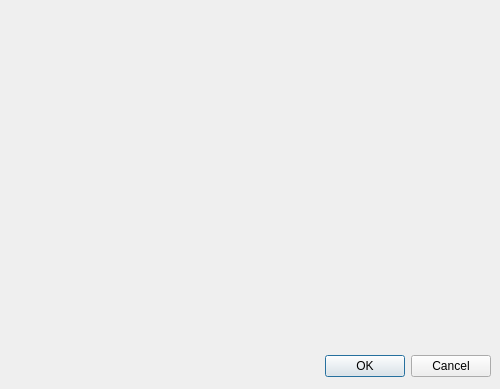
The window that src/settingsdialog.ui (clixx-io/kayeiot) describes before a commit, drawn with Qt 5.
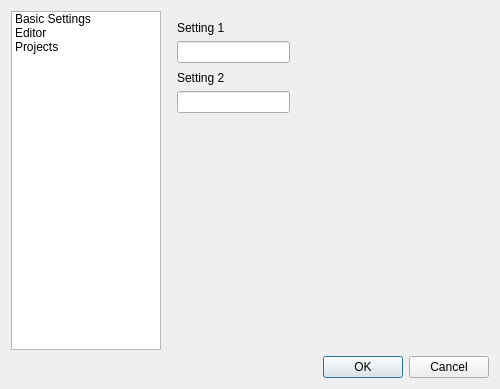
The same window after the commit.

Commit message: Add basic controls

```diff
--- a/src/settingsdialog.ui
+++ b/src/settingsdialog.ui
@@ -13,22 +13,101 @@
   <property name="windowTitle">
    <string>Configuration Settings</string>
   </property>
-  <widget class="QDialogButtonBox" name="buttonBox">
-   <property name="geometry">
-    <rect>
-     <x>150</x>
-     <y>350</y>
-     <width>341</width>
-     <height>32</height>
-    </rect>
-   </property>
-   <property name="orientation">
-    <enum>Qt::Horizontal</enum>
-   </property>
-   <property name="standardButtons">
-    <set>QDialogButtonBox::Cancel|QDialogButtonBox::Ok</set>
-   </property>
-  </widget>
+  <layout class="QGridLayout" name="gridLayout">
+   <item row="0" column="0">
+    <widget class="QListWidget" name="listWidget">
+     <property name="maximumSize">
+      <size>
+       <width>150</width>
+       <height>16777215</height>
+      </size>
+     </property>
+     <item>
+      <property name="text">
+       <string>Basic Settings</string>
+      </property>
+     </item>
+     <item>
+      <property name="text">
+       <string>Editor</string>
+      </property>
+     </item>
+     <item>
+      <property name="text">
+       <string>Projects</string>
+      </property>
+     </item>
+     <item>
+      <property name="text">
+       <string/>
+      </property>
+     </item>
+    </widget>
+   </item>
+   <item row="1" column="1">
+    <widget class="QDialogButtonBox" name="buttonBox">
+     <property name="orientation">
+      <enum>Qt::Horizontal</enum>
+     </property>
+     <property name="standardButtons">
+      <set>QDialogButtonBox::Cancel|QDialogButtonBox::Ok</set>
+     </property>
+    </widget>
+   </item>
+   <item row="0" column="1">
+    <widget class="QStackedWidget" name="stackedWidget">
+     <widget class="QWidget" name="basic">
+      <widget class="QLabel" name="label">
+       <property name="geometry">
+        <rect>
+         <x>10</x>
+         <y>10</y>
+         <width>59</width>
+         <height>14</height>
+        </rect>
+       </property>
+       <property name="text">
+        <string>Setting 1</string>
+       </property>
+      </widget>
+      <widget class="QLineEdit" name="lineEdit">
+       <property name="geometry">
+        <rect>
+         <x>10</x>
+         <y>30</y>
+         <width>113</width>
+         <height>22</height>
+        </rect>
+       </property>
+      </widget>
+      <widget class="QLabel" name="label_2">
+       <property name="geometry">
+        <rect>
+         <x>10</x>
+         <y>60</y>
+         <width>59</width>
+         <height>14</height>
+        </rect>
+       </property>
+       <property name="text">
+        <string>Setting 2</string>
+       </property>
+      </widget>
+      <widget class="QLineEdit" name="lineEdit_2">
+       <property name="geometry">
+        <rect>
+         <x>10</x>
+         <y>80</y>
+         <width>113</width>
+         <height>22</height>
+        </rect>
+       </property>
+      </widget>
+     </widget>
+     <widget class="QWidget" name="page_2"/>
+    </widget>
+   </item>
+  </layout>
  </widget>
  <resources/>
  <connections>
```
